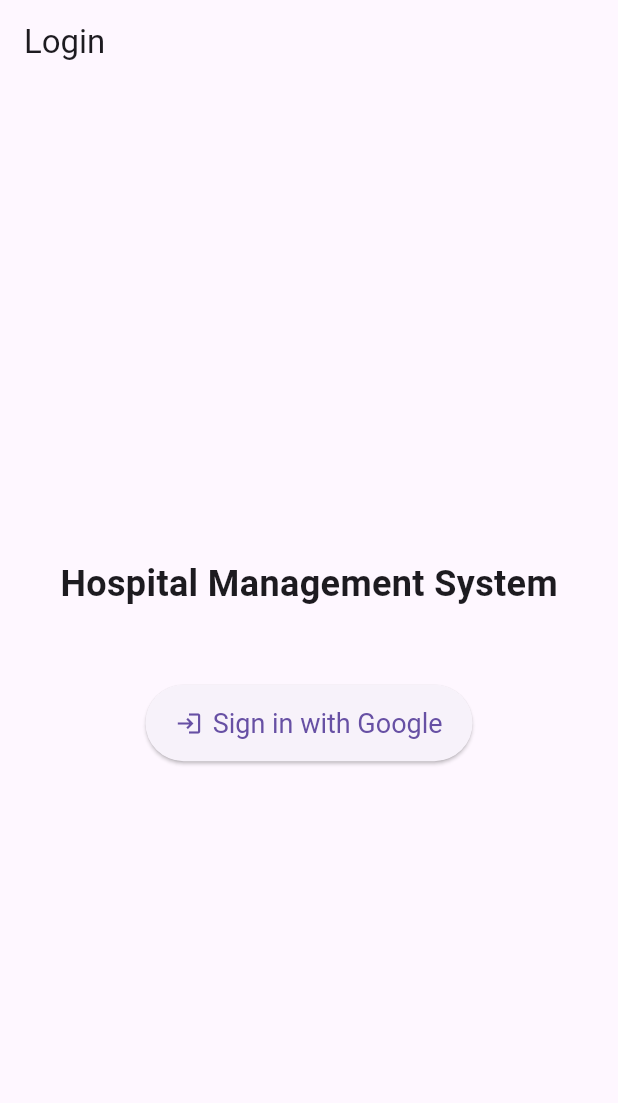
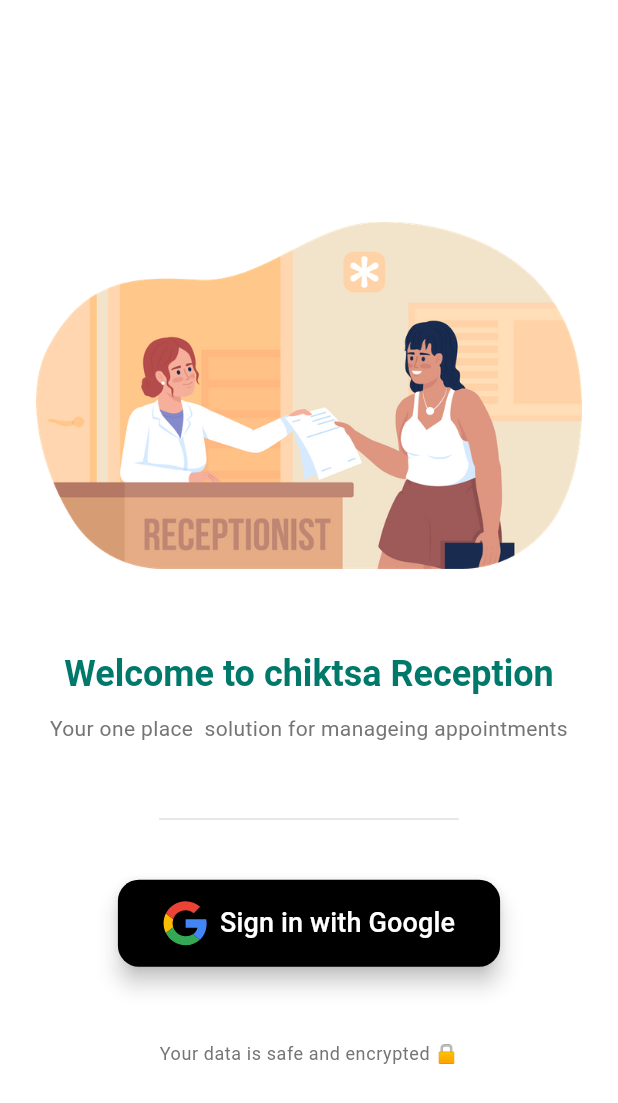
Before and after one commit to the-aditya-singh/flutter_app, a Flutter app: the screen it shows after launch, after a tap on "Sign in with Google", on a phone screen of 412 x 824 dp. Shown: the top 1103 px of the screen. Run offline on Flutter 3.47's test engine with Material 3 defaults, Android fonts, the phone set to English and light mode, and no system bars; our stand-ins replace cloud_firestore, firebase_auth, firebase_core, flutter_svg, google_sign_in; accounts and stored records are empty.

Commit message:
changed ui of login page

```diff
--- a/lib/viewmodels/auth_viewmodel.dart
+++ b/lib/viewmodels/auth_viewmodel.dart
@@ -1,13 +1,16 @@
 import 'package:flutter/material.dart';
 import 'package:firebase_auth/firebase_auth.dart';
-import 'package:hospital_management/services/auth_service.dart'; // Import the service
+import 'package:hospital_management/services/auth_service.dart';
 
 class AuthViewModel extends ChangeNotifier {
   final AuthService _authService = AuthService();
+
   User? _user;
+  bool _isLoading = false;
 
   User? get user => _user;
   bool get isAuthenticated => _user != null;
+  bool get isLoading => _isLoading;
 
   AuthViewModel() {
     // Listen for auth state changes
@@ -18,13 +21,25 @@
   }
 
   Future<void> signInWithGoogle() async {
-    _user = await _authService.signInWithGoogle();
-    notifyListeners();
+    try {
+      _isLoading = true;
+      notifyListeners();
+
+      _user = await _authService.signInWithGoogle();
+    } finally {
+      _isLoading = false;
+      notifyListeners();
+    }
   }
 
   Future<void> signOut() async {
+    _isLoading = true;
+    notifyListeners();
+
     await _authService.signOut();
     _user = null;
+
+    _isLoading = false;
     notifyListeners();
   }
 }
--- a/lib/views/login_page.dart
+++ b/lib/views/login_page.dart
@@ -1,4 +1,5 @@
 import 'package:flutter/material.dart';
+import 'package:flutter_svg/flutter_svg.dart';
 import 'package:provider/provider.dart';
 import 'package:hospital_management/viewmodels/auth_viewmodel.dart';
 
@@ -7,48 +8,138 @@
 
   @override
   Widget build(BuildContext context) {
+    final theme = Theme.of(context);
+    final vm = context.watch<AuthViewModel>();
+
     return Scaffold(
-      appBar: AppBar(
-        title: const Text('Login'),
-        automaticallyImplyLeading: false, // Prevents back button on first screen
-      ),
-      body: Center(
+      backgroundColor: Colors.white,
+      body: SafeArea(
+        child: Center(
+          child: SingleChildScrollView(
+            physics: const BouncingScrollPhysics(),
+            child: Padding(
+              padding: const EdgeInsets.symmetric(horizontal: 24, vertical: 20),
               child: Column(
                 mainAxisAlignment: MainAxisAlignment.center,
+                crossAxisAlignment: CrossAxisAlignment.center,
                 children: [
-            const Text(
-              'Hospital Management System',
-              style: TextStyle(fontSize: 24, fontWeight: FontWeight.bold),
+                  // 🩺 Replace Lottie with your own GIF
+                  SizedBox(
+                    height: 300,
+                    child: Image.asset(
+                      'assets/image/hospital.webp',
+                      fit: BoxFit.contain,
                     ),
-            const SizedBox(height: 50),
-            ElevatedButton.icon(
-              onPressed: () async {
-                // ✅ Capture references before the async gap
-                final vm = context.read<AuthViewModel>();
+                  ),
+
+                  const SizedBox(height: 20),
+
+                  // 🏥 Title
+                  Text(
+                    'Welcome to chiktsa Reception',
+                    style: theme.textTheme.headlineSmall?.copyWith(
+                      fontWeight: FontWeight.bold,
+                      color: Colors.teal[700],
+                    ),
+                    textAlign: TextAlign.center,
+                  ),
+                  const SizedBox(height: 10),
+
+                  // 🩹 Subtitle
+                  Text(
+                    'Your one place  solution for manageing appointments',
+                    textAlign: TextAlign.center,
+                    style: theme.textTheme.bodyMedium?.copyWith(
+                      color: Colors.grey[600],
+                    ),
+                  ),
+
+                  const SizedBox(height: 40),
+
+                  // Divider
+                  Container(
+                    height: 1,
+                    width: 200,
+                    color: Colors.grey[300],
+                    margin: const EdgeInsets.symmetric(vertical: 10),
+                  ),
+
+                  const SizedBox(height: 30),
+
+                  // 🔘 Google Sign In Button
+                  AnimatedContainer(
+                    duration: const Duration(milliseconds: 300),
+                    curve: Curves.easeInOut,
+                    child: ElevatedButton.icon(
+                      onPressed: vm.isLoading
+                          ? null
+                          : () async {
                               final messenger = ScaffoldMessenger.of(context);
-
                               try {
                                 await vm.signInWithGoogle();
-
-                  // You can check auth status here safely
                                 if (vm.isAuthenticated) {
-                    // Navigate or rely on wrapper
+                                  messenger.showSnackBar(
+                                    const SnackBar(
+                                      content: Text(
+                                          'Welcome! Login Successful 🎉'),
+                                      backgroundColor: Colors.green,
+                                    ),
+                                  );
                                 }
                               } catch (e) {
-                  // ✅ Safe: uses messenger captured before await
                                 messenger.showSnackBar(
-                    SnackBar(content: Text('Login Failed: $e')),
+                                  SnackBar(
+                                    content: Text('Login Failed: $e'),
+                                    backgroundColor: Colors.red,
+                                  ),
                                 );
                               }
                             },
-              icon: const Icon(Icons.login),
-              label: const Text('Sign in with Google'),
+                      icon: vm.isLoading
+                          ? const SizedBox(
+                              width: 20,
+                              height: 20,
+                              child: CircularProgressIndicator(
+                                strokeWidth: 2,
+                                color: Colors.white,
+                              ),
+                            )
+                          : SvgPicture.asset(
+                              'assets/icon/google.svg',
+                              height: 30,
+                              semanticsLabel: 'Hospital Illustration',
+                            ),
+                      label: Text(
+                        vm.isLoading ? 'Signing In...' : 'Sign in with Google',
+                        style: const TextStyle(fontSize: 18),
+                      ),
                       style: ElevatedButton.styleFrom(
-                padding: const EdgeInsets.symmetric(horizontal: 20, vertical: 15),
-                textStyle: const TextStyle(fontSize: 18),
+                        backgroundColor: Colors.black,
+                        foregroundColor: Colors.white,
+                        padding: const EdgeInsets.symmetric(
+                            horizontal: 30, vertical: 14),
+                        shape: RoundedRectangleBorder(
+                          borderRadius: BorderRadius.circular(14),
+                        ),
+                        elevation: 6,
                       ),
                     ),
+                  ),
+
+                  const SizedBox(height: 50),
+
+                  // ❤️ Footer text
+                  Text(
+                    'Your data is safe and encrypted 🔒',
+                    style: theme.textTheme.bodySmall?.copyWith(
+                      color: Colors.grey[600],
+                    ),
+                    textAlign: TextAlign.center,
+                  ),
                 ],
+              ),
+            ),
+          ),
         ),
       ),
     );
--- a/pubspec.yaml
+++ b/pubspec.yaml
@@ -39,6 +39,7 @@
   # The following adds the Cupertino Icons font to your application.
   # Use with the CupertinoIcons class for iOS style icons.
   cupertino_icons: ^1.0.8
+  flutter_svg: ^2.2.1
 
 dev_dependencies:
   flutter_test:
@@ -63,8 +64,9 @@
   uses-material-design: true
 
   # To add assets to your application, add an assets section, like this:
-  # assets:
-  #   - images/a_dot_burr.jpeg
+  assets:
+   - assets/image/hospital.webp
+   - assets/icon/google.svg
   #   - images/a_dot_ham.jpeg
 
   # An image asset can refer to one or more resolution-specific "variants", see
```
Also changed, not shown: assets/icon/google.svg (added), assets/image/hospital.webp (added), pubspec.lock. Lines whose indentation alone changed are shown as unchanged.
